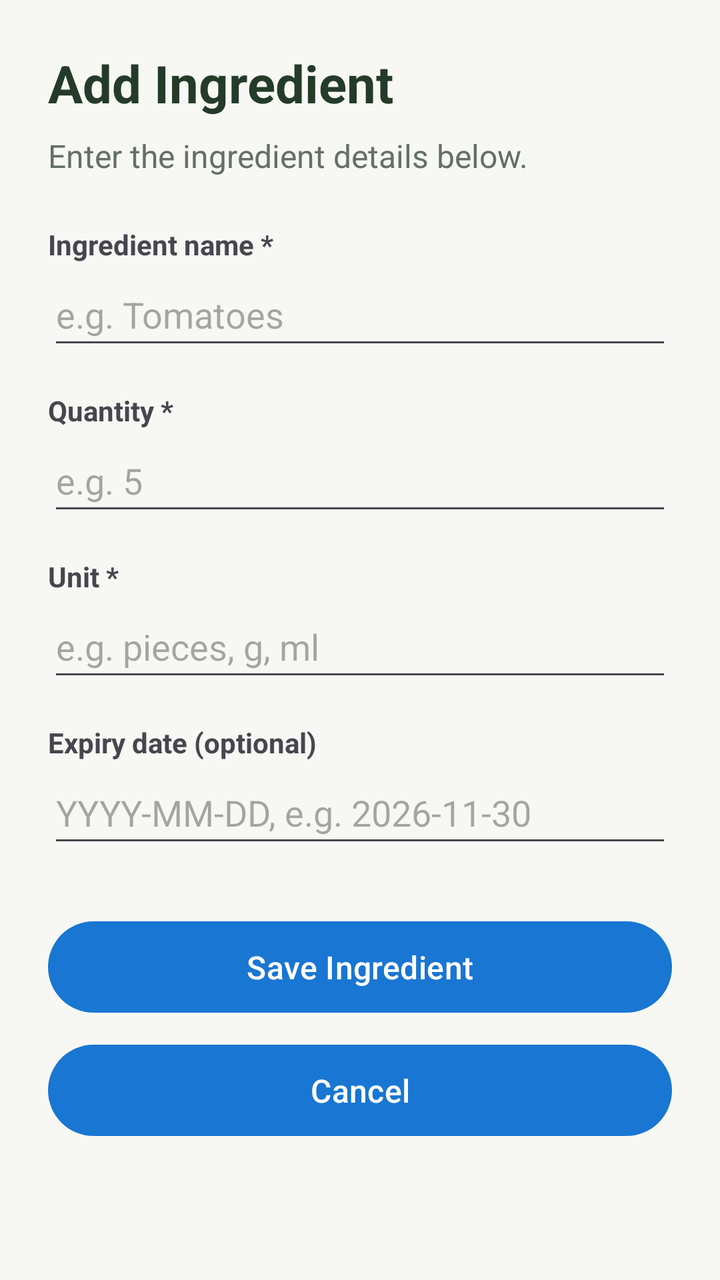
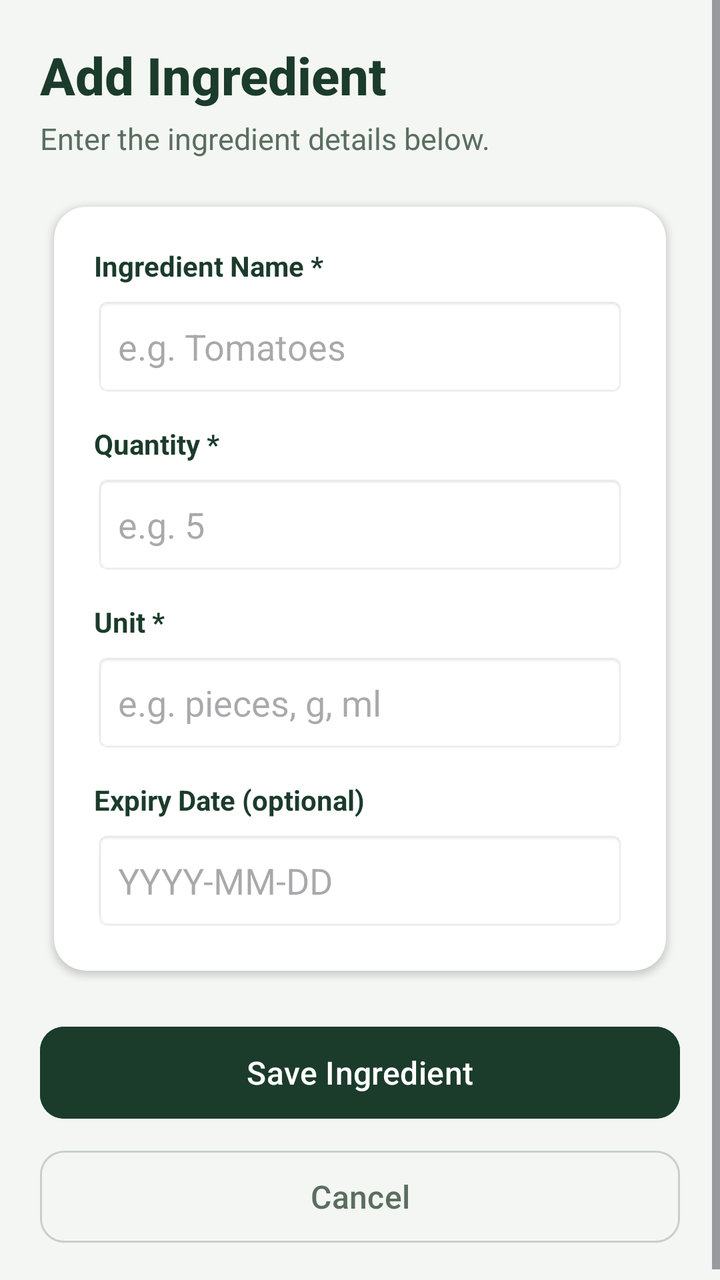

Two renders of the same Android screen: before a commit and after it. Below are the layout's source before the change and the commit's diff.
<!-- AndroidManifest.xml: application theme Theme.SmartPantryManager -->
<!-- res/layout/activity_add_edit_ingredient.xml -->
<?xml version="1.0" encoding="utf-8"?>
<ScrollView xmlns:android="http://schemas.android.com/apk/res/android"
    android:layout_width="match_parent"
    android:layout_height="match_parent"
    android:background="#F7F8F4"
    android:fillViewport="true">

    <LinearLayout
        android:layout_width="match_parent"
        android:layout_height="wrap_content"
        android:orientation="vertical"
        android:padding="24dp">

        <TextView
            android:id="@+id/tvFormTitle"
            android:layout_width="match_parent"
            android:layout_height="wrap_content"
            android:text="Add Ingredient"
            android:textColor="#243B2A"
            android:textSize="26sp"
            android:textStyle="bold" />

        <TextView
            android:layout_width="match_parent"
            android:layout_height="wrap_content"
            android:layout_marginTop="8dp"
            android:text="Enter the ingredient details below."
            android:textColor="#647067"
            android:textSize="16sp" />

        <TextView
            android:layout_width="match_parent"
            android:layout_height="wrap_content"
            android:layout_marginTop="24dp"
            android:text="Ingredient name *"
            android:textStyle="bold" />

        <EditText
            android:id="@+id/etIngredientName"
            android:layout_width="match_parent"
            android:layout_height="wrap_content"
            android:hint="e.g. Tomatoes"
            android:inputType="textCapSentences"
            android:minHeight="48dp"
            android:singleLine="true" />

        <TextView
            android:layout_width="match_parent"
            android:layout_height="wrap_content"
            android:layout_marginTop="16dp"
            android:text="Quantity *"
            android:textStyle="bold" />

        <EditText
            android:id="@+id/etQuantity"
            android:layout_width="match_parent"
            android:layout_height="wrap_content"
            android:hint="e.g. 5"
            android:inputType="numberDecimal"
            android:contentDescription="Ingredient quantity"
            android:minHeight="48dp"
            android:singleLine="true" />

        <TextView
            android:layout_width="match_parent"
            android:layout_height="wrap_content"
            android:layout_marginTop="16dp"
            android:text="Unit *"
            android:textStyle="bold" />

        <EditText
            android:id="@+id/etUnit"
            android:layout_width="match_parent"
            android:layout_height="wrap_content"
            android:hint="e.g. pieces, g, ml"
            android:inputType="textCapSentences"
            android:minHeight="48dp"
            android:singleLine="true" />

        <TextView
            android:layout_width="match_parent"
            android:layout_height="wrap_content"
            android:layout_marginTop="16dp"
            android:text="Expiry date (optional)"
            android:textStyle="bold" />

        <EditText
            android:id="@+id/etExpiryDate"
            android:layout_width="match_parent"
            android:layout_height="wrap_content"
            android:hint="YYYY-MM-DD, e.g. 2026-11-30"
            android:inputType="text"
            android:minHeight="48dp"
            android:singleLine="true" />

        <Button
            android:id="@+id/btnSaveIngredient"
            android:layout_width="match_parent"
            android:layout_height="wrap_content"
            android:layout_marginTop="28dp"
            android:text="Save Ingredient" />

        <Button
            android:id="@+id/btnCancelIngredient"
            android:layout_width="match_parent"
            android:layout_height="wrap_content"
            android:layout_marginTop="8dp"
            android:text="Cancel" />

    </LinearLayout>

</ScrollView>
<!-- resources referenced by this layout -->
<resources>
  <style name="Theme.SmartPantryManager" parent="Base.Theme.SmartPantryManager" />
  <style name="Base.Theme.SmartPantryManager" parent="Theme.Material3.DayNight.NoActionBar">
          <item name="colorPrimary">#1976D2</item>
          <item name="colorOnPrimary">#FFFFFF</item>
          <item name="materialButtonStyle">@style/AppButton</item>
      </style>
  <style name="AppButton" parent="Widget.Material3.Button">
          <item name="cornerRadius">24dp</item>
          <item name="android:textSize">16sp</item>
          <item name="android:paddingTop">12dp</item>
          <item name="android:paddingBottom">12dp</item>
      </style>
</resources>

<!-- the commit's change to res/layout/activity_add_edit_ingredient.xml (unified diff, before → after) -->
@@ -1,112 +1,152 @@
 <?xml version="1.0" encoding="utf-8"?>
 <ScrollView xmlns:android="http://schemas.android.com/apk/res/android"
+    xmlns:app="http://schemas.android.com/apk/res-auto"
     android:layout_width="match_parent"
     android:layout_height="match_parent"
-    android:background="#F7F8F4"
+    android:background="#F4F6F3"
     android:fillViewport="true">
 
     <LinearLayout
         android:layout_width="match_parent"
         android:layout_height="wrap_content"
         android:orientation="vertical"
-        android:padding="24dp">
+        android:padding="20dp">
 
         <TextView
             android:id="@+id/tvFormTitle"
             android:layout_width="match_parent"
             android:layout_height="wrap_content"
             android:text="Add Ingredient"
-            android:textColor="#243B2A"
+            android:textColor="#1B3B2B"
             android:textSize="26sp"
+            android:fontFamily="sans-serif-medium"
             android:textStyle="bold" />
 
         <TextView
             android:layout_width="match_parent"
             android:layout_height="wrap_content"
-            android:layout_marginTop="8dp"
+            android:layout_marginTop="4dp"
             android:text="Enter the ingredient details below."
-            android:textColor="#647067"
-            android:textSize="16sp" />
+            android:textColor="#5A6E60"
+            android:textSize="15sp"
+            android:layout_marginBottom="16dp" />
 
-        <TextView
+        <androidx.cardview.widget.CardView
             android:layout_width="match_parent"
             android:layout_height="wrap_content"
-            android:layout_marginTop="24dp"
-            android:text="Ingredient name *"
-            android:textStyle="bold" />
+            app:cardCornerRadius="16dp"
+            app:cardElevation="2dp"
+            app:cardBackgroundColor="#FFFFFF"
+            app:cardUseCompatPadding="true">
 
-        <EditText
-            android:id="@+id/etIngredientName"
-            android:layout_width="match_parent"
-            android:layout_height="wrap_content"
-            android:hint="e.g. Tomatoes"
-            android:inputType="textCapSentences"
-            android:minHeight="48dp"
-            android:singleLine="true" />
+            <LinearLayout
+                android:layout_width="match_parent"
+                android:layout_height="wrap_content"
+                android:orientation="vertical"
+                android:padding="20dp">
 
-        <TextView
-            android:layout_width="match_parent"
-            android:layout_height="wrap_content"
-            android:layout_marginTop="16dp"
-            android:text="Quantity *"
-            android:textStyle="bold" />
+                <TextView
+                    android:layout_width="match_parent"
+                    android:layout_height="wrap_content"
+                    android:text="Ingredient Name *"
+                    android:textColor="#1B3B2B"
+                    android:textStyle="bold" />
 
-        <EditText
-            android:id="@+id/etQuantity"
-            android:layout_width="match_parent"
-            android:layout_height="wrap_content"
-            android:hint="e.g. 5"
-            android:inputType="numberDecimal"
-            android:contentDescription="Ingredient quantity"
-            android:minHeight="48dp"
-            android:singleLine="true" />
+                <EditText
+                    android:id="@+id/etIngredientName"
+                    android:layout_width="match_parent"
+                    android:layout_height="50dp"
+                    android:layout_marginTop="6dp"
+                    android:layout_marginBottom="14dp"
+                    android:background="@android:drawable/editbox_background_normal"
+                    android:hint="e.g. Tomatoes"
+                    android:inputType="textCapSentences"
+                    android:paddingHorizontal="12sp"
+                    android:singleLine="true" />
 
-        <TextView
-            android:layout_width="match_parent"
-            android:layout_height="wrap_content"
-            android:layout_marginTop="16dp"
-            android:text="Unit *"
-            android:textStyle="bold" />
+                <TextView
+                    android:layout_width="match_parent"
+                    android:layout_height="wrap_content"
+                    android:text="Quantity *"
+                    android:textColor="#1B3B2B"
+                    android:textStyle="bold" />
 
-        <EditText
-            android:id="@+id/etUnit"
-            android:layout_width="match_parent"
-            android:layout_height="wrap_content"
-            android:hint="e.g. pieces, g, ml"
-            android:inputType="textCapSentences"
-            android:minHeight="48dp"
-            android:singleLine="true" />
+                <EditText
+                    android:id="@+id/etQuantity"
+                    android:layout_width="match_parent"
+                    android:layout_height="50dp"
+                    android:layout_marginTop="6dp"
+                    android:layout_marginBottom="14dp"
+                    android:background="@android:drawable/editbox_background_normal"
+                    android:contentDescription="Ingredient quantity"
+                    android:hint="e.g. 5"
+                    android:inputType="numberDecimal"
+                    android:paddingHorizontal="12sp"
+                    android:singleLine="true" />
 
-        <TextView
-            android:layout_width="match_parent"
-            android:layout_height="wrap_content"
-            android:layout_marginTop="16dp"
-            android:text="Expiry date (optional)"
-            android:textStyle="bold" />
+                <TextView
+                    android:layout_width="match_parent"
+                    android:layout_height="wrap_content"
+                    android:text="Unit *"
+                    android:textColor="#1B3B2B"
+                    android:textStyle="bold" />
 
-        <EditText
-            android:id="@+id/etExpiryDate"
-            android:layout_width="match_parent"
-            android:layout_height="wrap_content"
-            android:hint="YYYY-MM-DD, e.g. 2026-11-30"
-            android:inputType="text"
-            android:minHeight="48dp"
-            android:singleLine="true" />
+                <EditText
+                    android:id="@+id/etUnit"
+                    android:layout_width="match_parent"
+                    android:layout_height="50dp"
+                    android:layout_marginTop="6dp"
+                    android:layout_marginBottom="14dp"
+                    android:background="@android:drawable/editbox_background_normal"
+                    android:hint="e.g. pieces, g, ml"
+                    android:inputType="textCapSentences"
+                    android:paddingHorizontal="12sp"
+                    android:singleLine="true" />
 
+                <TextView
+                    android:layout_width="match_parent"
+                    android:layout_height="wrap_content"
+                    android:text="Expiry Date (optional)"
+                    android:textColor="#1B3B2B"
+                    android:textStyle="bold" />
+
+                <EditText
+                    android:id="@+id/etExpiryDate"
+                    android:layout_width="match_parent"
+                    android:layout_height="50dp"
+                    android:layout_marginTop="6dp"
+                    android:background="@android:drawable/editbox_background_normal"
+                    android:hint="YYYY-MM-DD"
+                    android:inputType="text"
+                    android:paddingHorizontal="12sp"
+                    android:singleLine="true" />
+
+            </LinearLayout>
+        </androidx.cardview.widget.CardView>
+
+        
         <Button
             android:id="@+id/btnSaveIngredient"
             android:layout_width="match_parent"
-            android:layout_height="wrap_content"
-            android:layout_marginTop="28dp"
-            android:text="Save Ingredient" />
+            android:layout_height="54dp"
+            android:layout_marginTop="16dp"
+            android:text="Save Ingredient"
+            android:backgroundTint="#1B3B2B"
+            android:textColor="#FFFFFF"
+            android:textSize="16sp"
+            app:cornerRadius="12dp" />
 
         <Button
             android:id="@+id/btnCancelIngredient"
+            style="?attr/materialButtonOutlinedStyle"
             android:layout_width="match_parent"
-            android:layout_height="wrap_content"
+            android:layout_height="54dp"
             android:layout_marginTop="8dp"
-            android:text="Cancel" />
+            android:text="Cancel"
+            android:textColor="#5A6E60"
+            android:textSize="16sp"
+            app:strokeColor="#C5D1C8"
+            app:cornerRadius="12dp" />
 
     </LinearLayout>
-
 </ScrollView>
